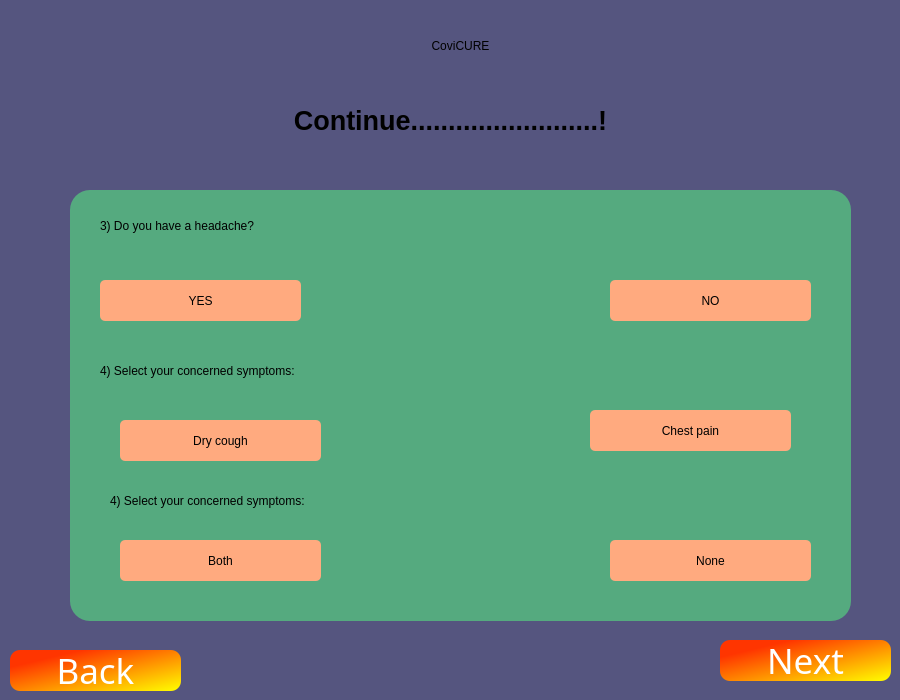
The window that Forms/Rapidcovid/quepage2.ui (ayush-regmi/CoviCURE) describes before a commit, drawn with Qt 5.
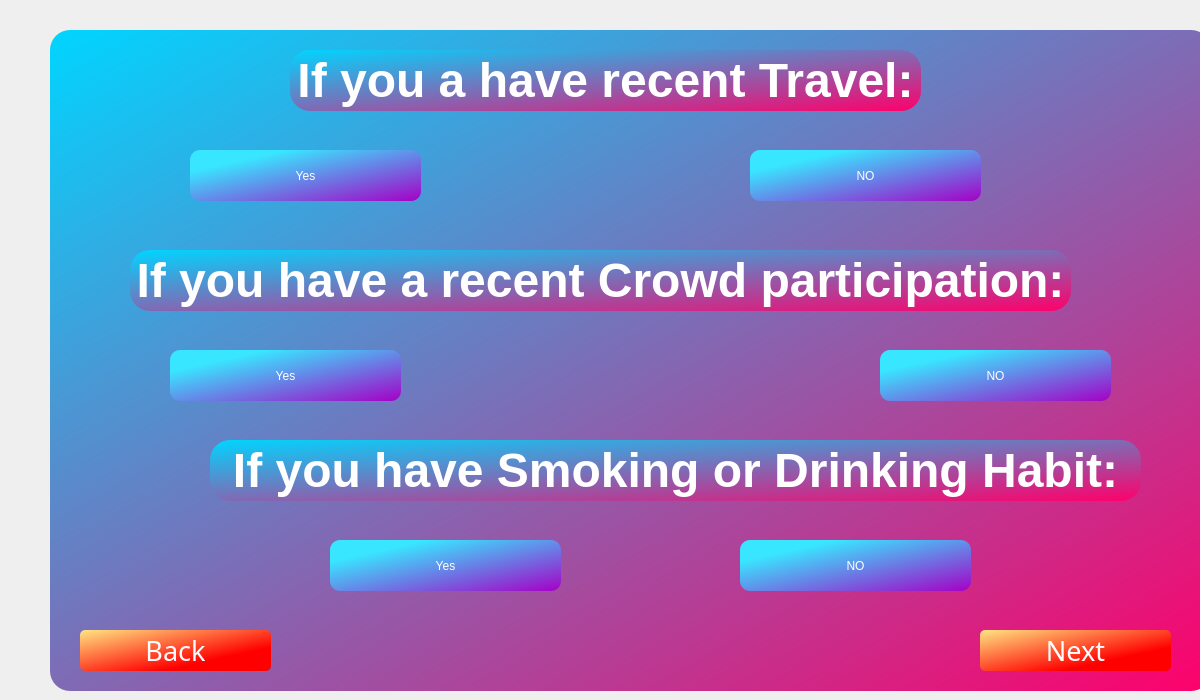
The same window after the commit.

Commit message: added logic in buttons

```diff
--- a/Forms/Rapidcovid/quepage2.ui
+++ b/Forms/Rapidcovid/quepage2.ui
@@ -6,7 +6,7 @@
    <rect>
     <x>0</x>
     <y>0</y>
-    <width>900</width>
+    <width>1200</width>
     <height>700</height>
    </rect>
   </property>
@@ -14,25 +14,19 @@
    <string>Dialog</string>
   </property>
   <property name="styleSheet">
-   <string notr="true">background-color: rgb(85, 85, 127);</string>
+   <string notr="true"/>
   </property>
   <widget class="QGroupBox" name="groupBox_que">
    <property name="geometry">
     <rect>
-     <x>70</x>
-     <y>190</y>
-     <width>781</width>
-     <height>431</height>
+     <x>50</x>
+     <y>30</y>
+     <width>1161</width>
+     <height>661</height>
     </rect>
    </property>
-   <property name="sizePolicy">
-    <sizepolicy hsizetype="Preferred" vsizetype="Preferred">
-     <horstretch>0</horstretch>
-     <verstretch>0</verstretch>
-    </sizepolicy>
-   </property>
    <property name="styleSheet">
-    <string notr="true">background-color: rgb(85, 170, 127);
+    <string notr="true">background-color: qlineargradient(spread:reflect, x1:0, y1:0, x2:1, y2:1, stop:0 rgba(0, 213, 255, 255), stop:1 rgba(255, 0, 106, 255));
 border-radius: 20px;</string>
    </property>
    <property name="title">
@@ -44,71 +38,85 @@
    <widget class="QLabel" name="label_que1">
     <property name="geometry">
      <rect>
-      <x>30</x>
+      <x>240</x>
       <y>20</y>
-      <width>511</width>
-      <height>31</height>
+      <width>631</width>
+      <height>61</height>
      </rect>
     </property>
-    <property name="sizePolicy">
-     <sizepolicy hsizetype="Fixed" vsizetype="Fixed">
-      <horstretch>0</horstretch>
-      <verstretch>0</verstretch>
-     </sizepolicy>
+    <property name="font">
+     <font>
+      <family>Segoe UI</family>
+      <pointsize>36</pointsize>
+      <italic>false</italic>
+      <bold>true</bold>
+      <strikeout>false</strikeout>
+     </font>
     </property>
+    <property name="layoutDirection">
+     <enum>Qt::LeftToRight</enum>
+    </property>
+    <property name="autoFillBackground">
+     <bool>false</bool>
+    </property>
     <property name="styleSheet">
-     <string notr="true">font: 20pt &quot;Segoe UI&quot;;
-color: rgb(0, 0, 0);</string>
+     <string notr="true">font: 600 36pt &quot;Segoe UI&quot;;
+color: rgb(255, 255, 255);
+
+</string>
     </property>
     <property name="text">
-     <string>3) Do you have a headache?</string>
+     <string>&lt;html&gt;&lt;head/&gt;&lt;body&gt;&lt;p&gt;If you a have recent Travel:&lt;/p&gt;&lt;/body&gt;&lt;/html&gt;</string>
     </property>
+    <property name="alignment">
+     <set>Qt::AlignCenter</set>
+    </property>
    </widget>
    <widget class="QPushButton" name="que1_opt1">
     <property name="geometry">
      <rect>
-      <x>30</x>
-      <y>90</y>
-      <width>201</width>
-      <height>41</height>
+      <x>140</x>
+      <y>120</y>
+      <width>231</width>
+      <height>51</height>
      </rect>
     </property>
     <property name="sizePolicy">
-     <sizepolicy hsizetype="Fixed" vsizetype="Fixed">
+     <sizepolicy hsizetype="Preferred" vsizetype="Fixed">
       <horstretch>0</horstretch>
       <verstretch>0</verstretch>
      </sizepolicy>
     </property>
     <property name="styleSheet">
-     <string notr="true">font: 18pt &quot;Segoe UI&quot;;
-color: rgb(0, 0, 0);
-background-color: rgb(255, 170, 127);
-border-radius: 5px;</string>
+     <string notr="true">font: 600  20pt &quot;Segoe UI&quot;;
+color: rgb(255, 255, 255);
+background-color: qlineargradient(spread:pad, x1:0, y1:0, x2:1, y2:1, stop:0.210227 rgba(57, 230, 255, 255), stop:1 rgba(165, 0, 198, 255));
+border-radius: 10px;</string>
     </property>
     <property name="text">
-     <string>YES</string>
+     <string>Yes</string>
     </property>
    </widget>
    <widget class="QPushButton" name="que1_opt2">
     <property name="geometry">
      <rect>
-      <x>540</x>
-      <y>90</y>
-      <width>201</width>
-      <height>41</height>
+      <x>700</x>
+      <y>120</y>
+      <width>231</width>
+      <height>51</height>
      </rect>
     </property>
     <property name="sizePolicy">
-     <sizepolicy hsizetype="Fixed" vsizetype="Fixed">
+     <sizepolicy hsizetype="Preferred" vsizetype="Fixed">
       <horstretch>0</horstretch>
       <verstretch>0</verstretch>
      </sizepolicy>
     </property>
     <property name="styleSheet">
-     <string notr="true">font: 18pt &quot;Segoe UI&quot;;
-color: rgb(0, 0, 0);
-background-color: rgb(255, 170, 127);
-border-radius: 5px;</string>
+     <string notr="true">font: 600  20pt &quot;Segoe UI&quot;;
+color: rgb(255, 255, 255);
+background-color: qlineargradient(spread:pad, x1:0, y1:0, x2:1, y2:1, stop:0.210227 rgba(57, 230, 255, 255), stop:1 rgba(165, 0, 198, 255));
+border-radius: 10px;</string>
     </property>
     <property name="text">
      <string>NO</string>
@@ -117,275 +125,243 @@
    <widget class="QLabel" name="label">
     <property name="geometry">
      <rect>
-      <x>30</x>
-      <y>160</y>
-      <width>501</width>
-      <height>41</height>
-     </rect>
-    </property>
-    <property name="sizePolicy">
-     <sizepolicy hsizetype="Fixed" vsizetype="Fixed">
-      <horstretch>0</horstretch>
-      <verstretch>0</verstretch>
-     </sizepolicy>
-    </property>
-    <property name="styleSheet">
-     <string notr="true">font: 20pt &quot;Segoe UI&quot;;
-color: rgb(0, 0, 0);</string>
-    </property>
-    <property name="text">
-     <string>4) Select your concerned symptoms:</string>
-    </property>
-   </widget>
-   <widget class="QPushButton" name="pushButton">
-    <property name="geometry">
-     <rect>
-      <x>50</x>
-      <y>230</y>
-      <width>201</width>
-      <height>41</height>
-     </rect>
-    </property>
-    <property name="sizePolicy">
-     <sizepolicy hsizetype="Fixed" vsizetype="Fixed">
-      <horstretch>0</horstretch>
-      <verstretch>0</verstretch>
-     </sizepolicy>
-    </property>
-    <property name="styleSheet">
-     <string notr="true">font: 18pt &quot;Segoe UI&quot;;
-background-color: rgb(255, 170, 127);
-color: rgb(0, 0, 0);
-border-radius: 5px;</string>
-    </property>
-    <property name="text">
-     <string>Dry cough</string>
-    </property>
-   </widget>
-   <widget class="QPushButton" name="pushButton_2">
-    <property name="geometry">
-     <rect>
-      <x>520</x>
+      <x>80</x>
       <y>220</y>
-      <width>201</width>
-      <height>41</height>
+      <width>941</width>
+      <height>61</height>
      </rect>
     </property>
-    <property name="sizePolicy">
-     <sizepolicy hsizetype="Fixed" vsizetype="Fixed">
-      <horstretch>0</horstretch>
-      <verstretch>0</verstretch>
-     </sizepolicy>
+    <property name="font">
+     <font>
+      <family>Segoe UI</family>
+      <pointsize>36</pointsize>
+      <italic>false</italic>
+      <bold>true</bold>
+      <strikeout>false</strikeout>
+     </font>
     </property>
+    <property name="layoutDirection">
+     <enum>Qt::LeftToRight</enum>
+    </property>
+    <property name="autoFillBackground">
+     <bool>false</bool>
+    </property>
     <property name="styleSheet">
-     <string notr="true">font: 18pt &quot;Segoe UI&quot;;
-color: rgb(0, 0, 0);
-background-color: rgb(255, 170, 127);
-border-radius: 5px;</string>
+     <string notr="true">font: 600 36pt &quot;Segoe UI&quot;;
+color: rgb(255, 255, 255);
+
+</string>
     </property>
     <property name="text">
-     <string>Chest pain</string>
+     <string>&lt;html&gt;&lt;head/&gt;&lt;body&gt;&lt;p&gt;If you have a recent Crowd participation:&lt;/p&gt;&lt;/body&gt;&lt;/html&gt;</string>
     </property>
+    <property name="alignment">
+     <set>Qt::AlignCenter</set>
+    </property>
    </widget>
    <widget class="QPushButton" name="pushButton_3">
     <property name="geometry">
      <rect>
-      <x>50</x>
-      <y>350</y>
-      <width>201</width>
-      <height>41</height>
+      <x>120</x>
+      <y>320</y>
+      <width>231</width>
+      <height>51</height>
      </rect>
     </property>
     <property name="sizePolicy">
-     <sizepolicy hsizetype="Fixed" vsizetype="Fixed">
+     <sizepolicy hsizetype="Preferred" vsizetype="Fixed">
       <horstretch>0</horstretch>
       <verstretch>0</verstretch>
      </sizepolicy>
     </property>
     <property name="styleSheet">
-     <string notr="true">font: 18pt &quot;Segoe UI&quot;;
-background-color: rgb(255, 170, 127);
-color: rgb(0, 0, 0);
-border-radius: 5px;</string>
+     <string notr="true">font: 600  20pt &quot;Segoe UI&quot;;
+color: rgb(255, 255, 255);
+background-color: qlineargradient(spread:pad, x1:0, y1:0, x2:1, y2:1, stop:0.210227 rgba(57, 230, 255, 255), stop:1 rgba(165, 0, 198, 255));
+border-radius: 10px;</string>
     </property>
     <property name="text">
-     <string>Both</string>
+     <string>Yes</string>
     </property>
    </widget>
    <widget class="QPushButton" name="pushButton_4">
     <property name="geometry">
      <rect>
-      <x>540</x>
-      <y>350</y>
-      <width>201</width>
-      <height>41</height>
+      <x>830</x>
+      <y>320</y>
+      <width>231</width>
+      <height>51</height>
      </rect>
     </property>
     <property name="sizePolicy">
-     <sizepolicy hsizetype="Fixed" vsizetype="Fixed">
+     <sizepolicy hsizetype="Preferred" vsizetype="Fixed">
       <horstretch>0</horstretch>
       <verstretch>0</verstretch>
      </sizepolicy>
     </property>
     <property name="styleSheet">
-     <string notr="true">font: 18pt &quot;Segoe UI&quot;;
-color: rgb(0, 0, 0);
-background-color: rgb(255, 170, 127);
-border-radius: 5px;</string>
+     <string notr="true">font: 600  20pt &quot;Segoe UI&quot;;
+color: rgb(255, 255, 255);
+background-color: qlineargradient(spread:pad, x1:0, y1:0, x2:1, y2:1, stop:0.210227 rgba(57, 230, 255, 255), stop:1 rgba(165, 0, 198, 255));
+border-radius: 10px;</string>
     </property>
     <property name="text">
-     <string>None</string>
+     <string>NO</string>
     </property>
    </widget>
    <widget class="QLabel" name="label_2">
     <property name="geometry">
      <rect>
-      <x>40</x>
-      <y>290</y>
-      <width>501</width>
-      <height>41</height>
+      <x>160</x>
+      <y>410</y>
+      <width>931</width>
+      <height>61</height>
      </rect>
     </property>
-    <property name="sizePolicy">
-     <sizepolicy hsizetype="Fixed" vsizetype="Fixed">
-      <horstretch>0</horstretch>
-      <verstretch>0</verstretch>
-     </sizepolicy>
+    <property name="font">
+     <font>
+      <family>Segoe UI</family>
+      <pointsize>36</pointsize>
+      <italic>false</italic>
+      <bold>true</bold>
+      <strikeout>false</strikeout>
+     </font>
     </property>
+    <property name="layoutDirection">
+     <enum>Qt::LeftToRight</enum>
+    </property>
+    <property name="autoFillBackground">
+     <bool>false</bool>
+    </property>
     <property name="styleSheet">
-     <string notr="true">font: 20pt &quot;Segoe UI&quot;;
-color: rgb(0, 0, 0);</string>
+     <string notr="true">font: 600 36pt &quot;Segoe UI&quot;;
+color: rgb(255, 255, 255);
+
+</string>
     </property>
     <property name="text">
-     <string>4) Select your concerned symptoms:</string>
+     <string>&lt;html&gt;&lt;head/&gt;&lt;body&gt;&lt;p&gt;If you have Smoking or Drinking Habit:&lt;/p&gt;&lt;/body&gt;&lt;/html&gt;</string>
     </property>
+    <property name="alignment">
+     <set>Qt::AlignCenter</set>
+    </property>
    </widget>
-  </widget>
-  <widget class="QLabel" name="label_covicure">
+   <widget class="QPushButton" name="que6_opt1">
    <property name="geometry">
     <rect>
-     <x>230</x>
-     <y>10</y>
-     <width>461</width>
-     <height>71</height>
-    </rect>
-   </property>
+      <x>280</x>
+      <y>510</y>
+      <width>231</width>
+      <height>51</height>
+     </rect>
+    </property>
+    <property name="sizePolicy">
+     <sizepolicy hsizetype="Preferred" vsizetype="Fixed">
+      <horstretch>0</horstretch>
+      <verstretch>0</verstretch>
+     </sizepolicy>
+    </property>
    <property name="styleSheet">
-    <string notr="true">font: 700 40pt &quot;Segoe UI&quot;;
-border-color: qlineargradient(spread:pad, x1:0, y1:0, x2:1, y2:0, stop:0 rgba(255, 178, 102, 255), stop:0.55 rgba(235, 148, 61, 255), stop:0.98 rgba(0, 0, 0, 255), stop:1 rgba(0, 0, 0, 0));
-color: rgb(0, 0, 0);</string>
+     <string notr="true">font: 600  20pt &quot;Segoe UI&quot;;
+color: rgb(255, 255, 255);
+background-color: qlineargradient(spread:pad, x1:0, y1:0, x2:1, y2:1, stop:0.210227 rgba(57, 230, 255, 255), stop:1 rgba(165, 0, 198, 255));
+border-radius: 10px;</string>
    </property>
    <property name="text">
-    <string>CoviCURE</string>
-   </property>
-   <property name="textFormat">
-    <enum>Qt::MarkdownText</enum>
-   </property>
-   <property name="alignment">
-    <set>Qt::AlignCenter</set>
-   </property>
-  </widget>
-  <widget class="QLabel" name="label_welcome">
+     <string>Yes</string>
+    </property>
+   </widget>
+   <widget class="QPushButton" name="que6_opt2">
    <property name="geometry">
     <rect>
-     <x>10</x>
-     <y>80</y>
-     <width>881</width>
-     <height>81</height>
-    </rect>
-   </property>
+      <x>690</x>
+      <y>510</y>
+      <width>231</width>
+      <height>51</height>
+     </rect>
+    </property>
+    <property name="sizePolicy">
+     <sizepolicy hsizetype="Preferred" vsizetype="Fixed">
+      <horstretch>0</horstretch>
+      <verstretch>0</verstretch>
+     </sizepolicy>
+    </property>
    <property name="styleSheet">
-    <string notr="true">color: rgb(0, 0, 0);</string>
+     <string notr="true">font: 600  20pt &quot;Segoe UI&quot;;
+color: rgb(255, 255, 255);
+background-color: qlineargradient(spread:pad, x1:0, y1:0, x2:1, y2:1, stop:0.210227 rgba(57, 230, 255, 255), stop:1 rgba(165, 0, 198, 255));
+border-radius: 10px;</string>
    </property>
    <property name="text">
-    <string>&lt;!DOCTYPE HTML PUBLIC &quot;-//W3C//DTD HTML 4.0//EN&quot; &quot;http://www.w3.org/TR/REC-html40/strict.dtd&quot;&gt;
-&lt;html&gt;&lt;head&gt;&lt;meta name=&quot;qrichtext&quot; content=&quot;1&quot; /&gt;&lt;meta charset=&quot;utf-8&quot; /&gt;&lt;style type=&quot;text/css&quot;&gt;
-p, li { white-space: pre-wrap; }
-&lt;/style&gt;&lt;/head&gt;&lt;body style=&quot; font-family:'Segoe UI'; font-size:9pt; font-weight:400; font-style:normal;&quot;&gt;
-&lt;p align=&quot;center&quot; style=&quot; margin-top:12px; margin-bottom:12px; margin-left:0px; margin-right:0px; -qt-block-indent:0; text-indent:0px;&quot;&gt;&lt;span style=&quot; font-family:'MS Shell Dlg 2'; font-size:20pt; font-weight:700;&quot;&gt;Continue.........................!&lt;/span&gt;&lt;/p&gt;&lt;/body&gt;&lt;/html&gt;</string>
-   </property>
-  </widget>
-  <widget class="QPushButton" name="pushButton_loginQuit">
+     <string>NO</string>
+    </property>
+   </widget>
+   <widget class="QPushButton" name="back_quepage2">
    <property name="geometry">
     <rect>
-     <x>10</x>
-     <y>650</y>
-     <width>171</width>
+      <x>30</x>
+      <y>600</y>
+      <width>191</width>
      <height>41</height>
     </rect>
    </property>
    <property name="sizePolicy">
-    <sizepolicy hsizetype="Minimum" vsizetype="Preferred">
+     <sizepolicy hsizetype="Minimum" vsizetype="MinimumExpanding">
      <horstretch>0</horstretch>
      <verstretch>0</verstretch>
     </sizepolicy>
    </property>
    <property name="font">
     <font>
-     <family>Cooper Black</family>
-     <pointsize>26</pointsize>
+      <family>Arial Rounded MT Bold</family>
+      <pointsize>20</pointsize>
      <italic>false</italic>
      <bold>false</bold>
     </font>
    </property>
    <property name="styleSheet">
-    <string notr="true">font: 26pt &quot;Cooper Black&quot;;
-color: rgb(255, 255, 255);
-background-color: rgb(255, 85, 0);
-border-radius:10px;
-background-color: qlineargradient(spread:pad, x1:0, y1:0, x2:1, y2:1, stop:0.210227 rgba(255, 53, 0, 255), stop:1 rgba(255, 255, 0, 255));
-</string>
+     <string notr="true">background-color: qlineargradient(spread:reflect, x1:0, y1:0, x2:1, y2:1, stop:0 rgba(255, 229, 131, 255), stop:0.710227 rgba(255, 0, 0, 255));
+font: 20pt &quot;Arial Rounded MT Bold&quot;;
+border-radius: 5px;
+color: rgb(255, 255, 255);</string>
    </property>
    <property name="text">
     <string>Back</string>
    </property>
-   <property name="autoRepeatDelay">
-    <number>299</number>
-   </property>
-   <property name="autoDefault">
-    <bool>false</bool>
-   </property>
   </widget>
   <widget class="QPushButton" name="next_quepage2">
    <property name="geometry">
     <rect>
-     <x>720</x>
-     <y>640</y>
-     <width>171</width>
+      <x>930</x>
+      <y>600</y>
+      <width>191</width>
      <height>41</height>
     </rect>
    </property>
    <property name="sizePolicy">
-    <sizepolicy hsizetype="Minimum" vsizetype="Preferred">
+     <sizepolicy hsizetype="Minimum" vsizetype="MinimumExpanding">
      <horstretch>0</horstretch>
      <verstretch>0</verstretch>
     </sizepolicy>
    </property>
    <property name="font">
     <font>
-     <family>Cooper Black</family>
-     <pointsize>26</pointsize>
+      <family>Arial Rounded MT Bold</family>
+      <pointsize>20</pointsize>
      <italic>false</italic>
      <bold>false</bold>
     </font>
    </property>
    <property name="styleSheet">
-    <string notr="true">font: 26pt &quot;Cooper Black&quot;;
-color: rgb(255, 255, 255);
-background-color: rgb(255, 85, 0);
-border-radius:10px;
-background-color: qlineargradient(spread:pad, x1:0, y1:0, x2:1, y2:1, stop:0.210227 rgba(255, 53, 0, 255), stop:1 rgba(255, 255, 0, 255));
-</string>
+     <string notr="true">background-color: qlineargradient(spread:reflect, x1:0, y1:0, x2:1, y2:1, stop:0 rgba(255, 229, 131, 255), stop:0.710227 rgba(255, 0, 0, 255));
+font: 20pt &quot;Arial Rounded MT Bold&quot;;
+border-radius: 5px;
+color: rgb(255, 255, 255);</string>
    </property>
    <property name="text">
     <string>Next</string>
    </property>
-   <property name="autoRepeatDelay">
-    <number>299</number>
-   </property>
-   <property name="autoDefault">
-    <bool>false</bool>
-   </property>
+   </widget>
   </widget>
  </widget>
  <resources/>
```
Left out of the diff: 16 changed lines with no effect on the pictures. Lines whose indentation alone changed are shown as unchanged. The commit also changes 15 other files.
